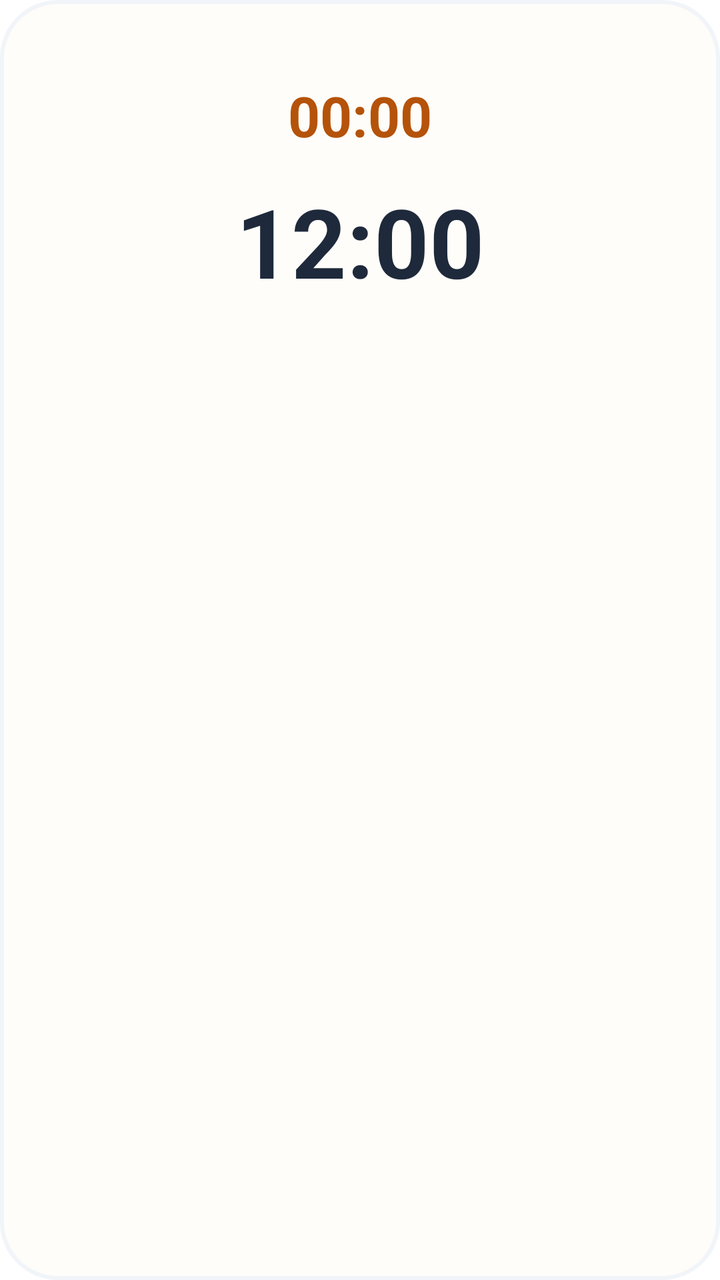
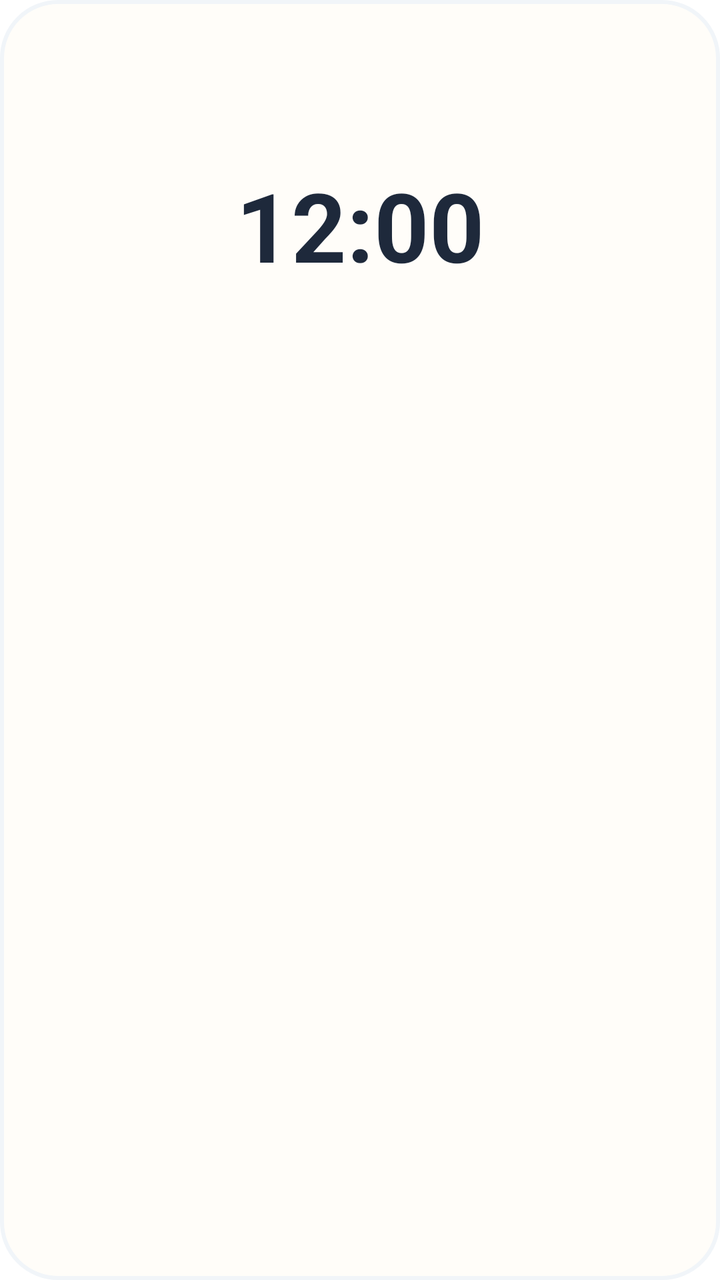

Before-and-after screenshots of an Android layout around one commit, followed by the original layout XML and the change that was made.
<!-- AndroidManifest.xml: fallback theme Theme.MaterialComponents.DayNight.NoActionBar -->
<!-- res/layout/widget_prayer_digital_clock.xml -->
<?xml version="1.0" encoding="utf-8"?>
<RelativeLayout xmlns:android="http://schemas.android.com/apk/res/android"
    android:id="@+id/widget_root_layout"
    android:layout_width="match_parent"
    android:layout_height="match_parent"
    android:background="@drawable/widget_digital_clock_bg"
    android:padding="12dp"
    android:clickable="true"
    android:focusable="true">

    <LinearLayout
        android:id="@+id/widget_container"
        android:layout_width="match_parent"
        android:layout_height="match_parent"
        android:orientation="vertical"
        android:gravity="center_horizontal">

        
        <TextView
            android:id="@+id/widget_active_vakit"
            android:layout_width="match_parent"
            android:layout_height="wrap_content"
            android:textColor="@color/widget_digital_accent"
            android:textSize="14sp"
            android:textStyle="bold"
            android:gravity="center"
            android:singleLine="true" />

        
        <Chronometer
            android:id="@+id/widget_countdown"
            android:layout_width="match_parent"
            android:layout_height="wrap_content"
            android:layout_marginTop="8dp"
            android:textColor="@color/widget_digital_accent"
            android:textSize="28sp"
            android:textStyle="bold"
            android:countDown="true"
            android:gravity="center" />

        
        <LinearLayout
            android:id="@+id/widget_clock_container"
            android:layout_width="match_parent"
            android:layout_height="wrap_content"
            android:orientation="horizontal"
            android:layout_marginTop="12dp"
            android:gravity="center">

            <TextClock
                android:id="@+id/widget_hour_clock"
                android:layout_width="match_parent"
                android:layout_height="wrap_content"
                android:format24Hour="HH:mm"
                android:format12Hour="hh:mm"
                android:textColor="@color/widget_digital_primary"
                android:textSize="48sp"
                android:textStyle="bold"
                android:gravity="center" />
        </LinearLayout>

    </LinearLayout>

</RelativeLayout>
<!-- resources referenced by this layout -->
<resources>
  <color name="widget_digital_accent">#B45309</color>
  <color name="widget_digital_primary">#1E293B</color>
  <!-- drawable widget_digital_clock_bg (drawable) -->
  <?xml version="1.0" encoding="utf-8"?>
  <shape xmlns:android="http://schemas.android.com/apk/res/android"
      android:shape="rectangle">
      <corners android:radius="28dp" />
      <solid android:color="@color/widget_digital_bg" />
      <stroke
          android:width="2dp"
          android:color="@color/widget_digital_border" />
  </shape>
  <color name="widget_digital_bg">#FFFDF9</color>
  <color name="widget_digital_border">#F1F5F9</color>
</resources>

<!-- the commit's change to res/layout/widget_prayer_digital_clock.xml (unified diff, before → after) -->
@@ -27,15 +27,15 @@
             android:singleLine="true" />
 
         
-        <Chronometer
+        <TextView
             android:id="@+id/widget_countdown"
             android:layout_width="match_parent"
             android:layout_height="wrap_content"
             android:layout_marginTop="8dp"
             android:textColor="@color/widget_digital_accent"
-            android:textSize="28sp"
+            android:textSize="22sp"
             android:textStyle="bold"
-            android:countDown="true"
+            android:singleLine="true"
             android:gravity="center" />
 
         
